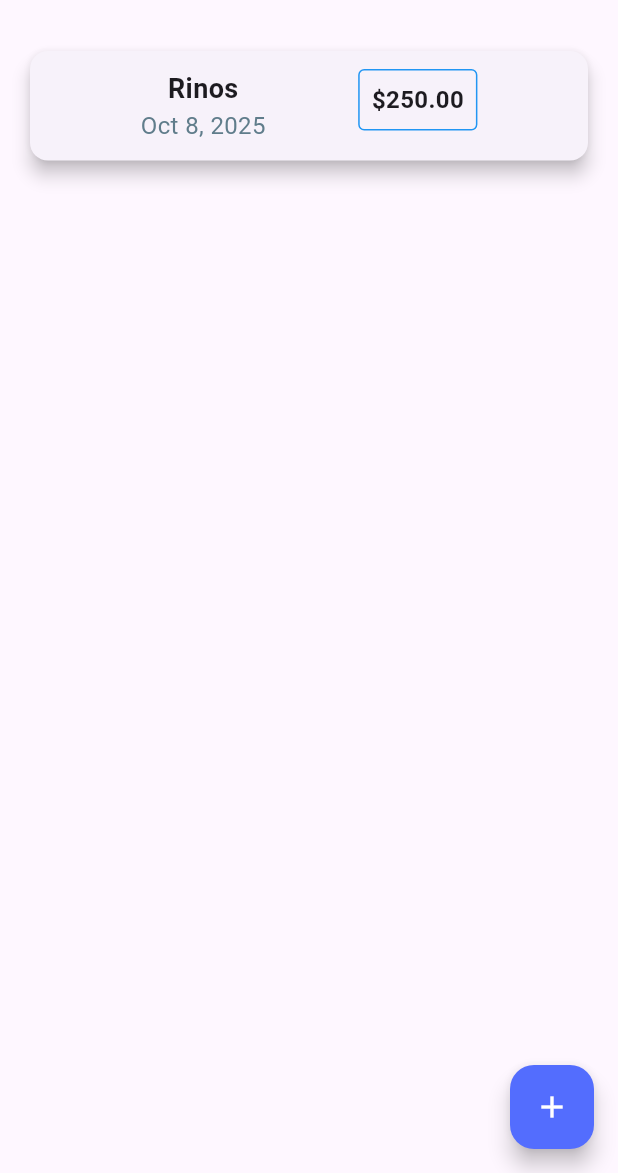
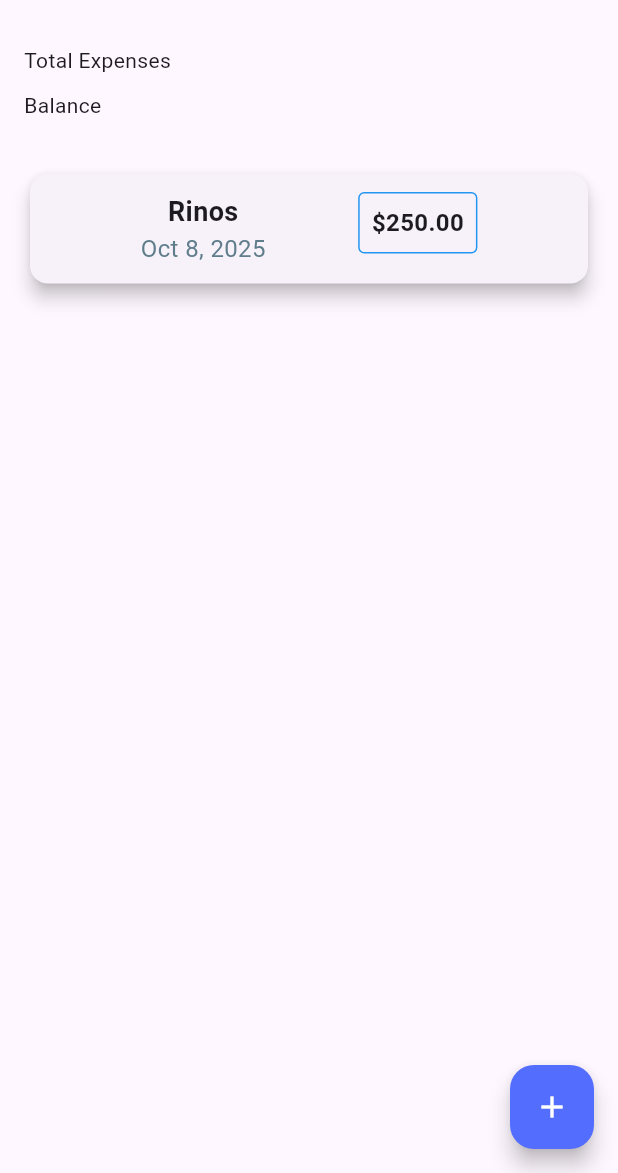
Before and after one commit to ramlanrinos/expense-tracker, a Flutter app: the screen it shows after launch, on a phone screen of 412 x 824 dp, the part 63-1236 px from its top. Run offline on Flutter 3.47's test engine with Material 3 defaults, Android fonts, the phone set to English and light mode, and no system bars.

Commit message:
Total Expenses and Balance texts get at the top of list view

```diff
--- a/lib/screens/home_screen.dart
+++ b/lib/screens/home_screen.dart
@@ -32,7 +32,22 @@ class _HomeScreenState extends State<HomeScreen> {
         child: Icon(Icons.add),
       ),
       appBar: AppBar(title: Text("Expense Tracker")),
-      body: ListView.builder(
+      body: Column(
+        children: [
+          Container(
+            width: double.infinity,
+            padding: const EdgeInsets.all(16.0),
+            child: Column(
+              crossAxisAlignment: CrossAxisAlignment.start,
+              children: [
+                Text("Total Expenses"),
+                SizedBox(height: 10),
+                Text("Balance"),
+              ],
+            ),
+          ),
+          Flexible(
+            child: ListView.builder(
               itemCount: expenses.length,
               itemBuilder: (context, index) {
                 final expense = expenses[index];
@@ -42,6 +57,9 @@ class _HomeScreenState extends State<HomeScreen> {
                   amount: expense.amount,
                 );
               },
+            ),
+          ),
+        ],
       ),
     );
   }
```
Lines whose indentation alone changed are shown as unchanged.
